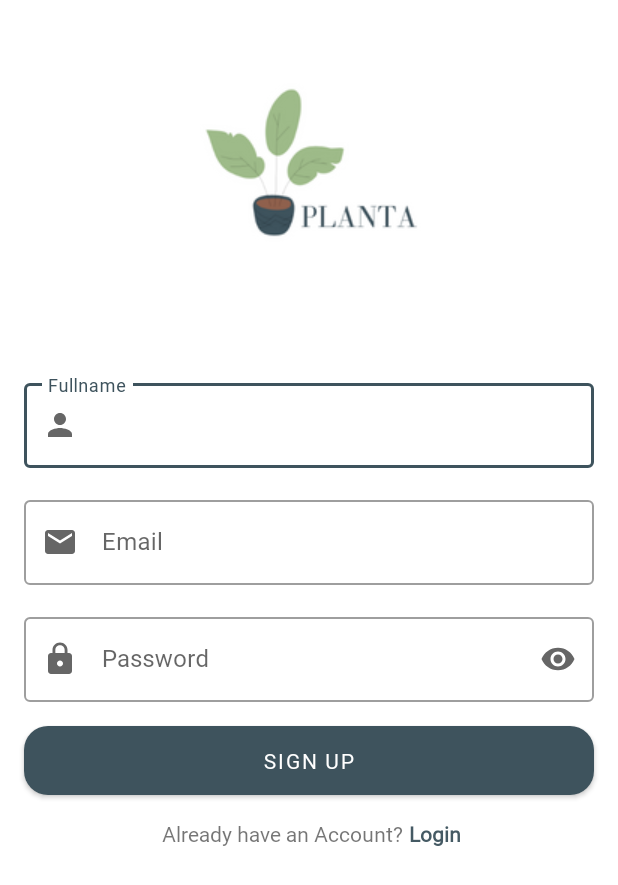
After one commit to fatimad8/Planta, an Android app: the RegisterActivity screen opened directly, with no data from a screen before it, on a phone screen of 412 x 824 dp. The commit adds this screen. Shown: the top 885 px of the screen. Run offline under Robolectric (Android 15) with nearby library versions, the phone set to English and light mode, and no system bars.

Commit message:
Register

```diff
--- a/app/build.gradle
+++ b/app/build.gradle
@@ -44,6 +44,7 @@ dependencies {
     implementation 'com.google.android.material:material:1.4.0'
     implementation 'androidx.constraintlayout:constraintlayout:2.1.2'
     implementation 'com.google.firebase:firebase-auth-ktx:21.0.1'
+    implementation 'com.google.firebase:firebase-firestore-ktx:24.0.0'
     testImplementation 'junit:junit:4.+'
     androidTestImplementation 'androidx.test.ext:junit:1.1.3'
     androidTestImplementation 'androidx.test.espresso:espresso-core:3.4.0'
--- a/app/src/main/AndroidManifest.xml
+++ b/app/src/main/AndroidManifest.xml
@@ -1,7 +1,7 @@
 <?xml version="1.0" encoding="utf-8"?>
 <manifest xmlns:android="http://schemas.android.com/apk/res/android"
     xmlns:tools="http://schemas.android.com/tools"
-    package="com.example.planta" >
+    package="com.example.planta">
 
     <application
         android:allowBackup="true"
@@ -9,7 +9,10 @@
         android:label="@string/app_name"
         android:roundIcon="@mipmap/ic_launcher_round"
         android:supportsRtl="true"
-        android:theme="@style/Theme.Planta" >
+        android:theme="@style/Theme.Planta">
+        <activity
+            android:name=".view.register.RegisterActivity"
+            android:exported="false" />
         <activity
             android:name=".view.login.LoginActivity"
             android:exported="false" />
@@ -25,7 +28,7 @@
         </activity>
         <activity
             android:name=".view.MainActivity"
-            android:exported="true" >
+            android:exported="true">
             <intent-filter>
                 <action android:name="android.intent.action.MAIN" />
 
--- a/app/src/main/java/com/example/planta/repository/UserRepository.kt
+++ b/app/src/main/java/com/example/planta/repository/UserRepository.kt
@@ -1,10 +1,12 @@
 package com.example.planta.repository
 
+import android.content.Intent
 import androidx.lifecycle.LiveData
 import androidx.lifecycle.MutableLiveData
 import com.example.planta.network.UserService
 import com.google.firebase.auth.FirebaseUser
 import com.google.firebase.auth.ktx.auth
+import com.google.firebase.firestore.ktx.firestore
 import com.google.firebase.ktx.Firebase
 
 class UserRepository {
@@ -29,4 +31,38 @@ class UserRepository {
     }
 
 
+    fun register(name:String,email: String, pass: String):Boolean{
+        var auth= Firebase.auth
+        var flag=false
+
+        auth.createUserWithEmailAndPassword(email,pass)
+            .addOnCompleteListener { task->
+
+                if(task.isSuccessful){
+
+                    println("User has been registered successfully with UID "+ auth.currentUser?.uid)
+                    flag=true
+
+                    val u = hashMapOf(
+                        "email" to auth.currentUser?.email,
+                        "firstname" to name.toString()
+
+                    )
+
+                    var db= Firebase.firestore
+
+                    db.collection("users").document(auth.currentUser?.uid.toString())
+                        .set(u)
+                }else{
+                    flag=false
+
+                    println("Error")
+                }
+            }.addOnFailureListener {
+                println(it.message)
+            }
+        return flag
+    }
+
+
 }
--- a/app/src/main/java/com/example/planta/view/login/LoginActivity.kt
+++ b/app/src/main/java/com/example/planta/view/login/LoginActivity.kt
@@ -5,10 +5,12 @@ import androidx.appcompat.app.AppCompatActivity
 import android.os.Bundle
 import android.widget.Button
 import android.widget.EditText
+import android.widget.TextView
 import android.widget.Toast
 import androidx.activity.viewModels
 import com.example.planta.R
 import com.example.planta.view.MainActivity
+import com.example.planta.view.register.RegisterActivity
 
 class LoginActivity : AppCompatActivity() {
     override fun onCreate(savedInstanceState: Bundle?) {
@@ -18,6 +20,7 @@ class LoginActivity : AppCompatActivity() {
         var emailEditText=findViewById<EditText>(R.id.editTextLogEmail)
         var passEditText= findViewById<EditText>(R.id.editTextLogPass)
         val vm:loginViewModel by viewModels()
+        var signUp=findViewById<TextView>(R.id.textViewSignUp)
 
 
         buttonLogin.setOnClickListener {
@@ -32,5 +35,12 @@ class LoginActivity : AppCompatActivity() {
                 })
 
         }
+
+
+        signUp.setOnClickListener {
+            startActivity(Intent(this,RegisterActivity::class.java))
+        }
     }
+
+
 }
--- /dev/null
+++ b/app/src/main/java/com/example/planta/view/register/RegisterActivity.kt
@@ -0,0 +1,45 @@
+package com.example.planta.view.register
+
+import android.content.Intent
+import androidx.appcompat.app.AppCompatActivity
+import android.os.Bundle
+import android.widget.Button
+import android.widget.EditText
+import android.widget.TextView
+import android.widget.Toast
+import androidx.activity.viewModels
+import com.example.planta.R
+import com.example.planta.view.MainActivity
+import com.example.planta.view.login.LoginActivity
+import com.example.planta.view.login.loginViewModel
+
+class RegisterActivity : AppCompatActivity() {
+    override fun onCreate(savedInstanceState: Bundle?) {
+        super.onCreate(savedInstanceState)
+        setContentView(R.layout.activity_register)
+        val regButton=findViewById<Button>(R.id.buttonReg)
+        val fname=findViewById<EditText>(R.id.editTextRegFullname)
+        val email= findViewById<EditText>(R.id.editTextRegEmail)
+        val pass= findViewById<EditText>(R.id.editTextRegPass)
+        val login = findViewById<TextView>(R.id.textViewLogin)
+        val vm: RegisterViewModel by viewModels()
+
+
+        regButton.setOnClickListener {
+            vm.register(fname.text.toString(),email.text.toString(),pass.text.toString())
+                .observe(this,{
+                    if(it){
+                        startActivity(Intent(this, MainActivity::class.java))
+                        Toast.makeText(this,"Register Success", Toast.LENGTH_LONG).show()
+                    }else{
+                        Toast.makeText(this, "Register Failed", Toast.LENGTH_SHORT).show()
+                    }
+                })
+        }
+
+
+        login.setOnClickListener {
+            startActivity(Intent(this,LoginActivity::class.java))
+        }
+    }
+}
--- /dev/null
+++ b/app/src/main/java/com/example/planta/view/register/RegisterViewModel.kt
@@ -0,0 +1,26 @@
+package com.example.planta.view.register
+
+import androidx.lifecycle.LiveData
+import androidx.lifecycle.MutableLiveData
+import androidx.lifecycle.ViewModel
+import com.example.planta.repository.UserRepository
+
+class RegisterViewModel : ViewModel() {
+    fun register(name: String, email: String, pass: String): LiveData<Boolean> {
+        var mLiveData = MutableLiveData<Boolean>()
+        UserRepository().register(name, email, pass)
+        if (email.isNotEmpty() && name.isNotEmpty() && pass.isNotEmpty()){
+            mLiveData.postValue(true)
+        }
+
+
+        else {
+
+            mLiveData.postValue(false)
+        }
+
+        return mLiveData
+    }
+
+
+}
--- /dev/null
+++ b/app/src/main/res/drawable/ic_baseline_person_24.xml
@@ -0,0 +1,10 @@
+<vector xmlns:android="http://schemas.android.com/apk/res/android"
+    android:width="24dp"
+    android:height="24dp"
+    android:viewportWidth="24"
+    android:viewportHeight="24"
+    android:tint="?attr/colorControlNormal">
+  <path
+      android:fillColor="@android:color/white"
+      android:pathData="M12,12c2.21,0 4,-1.79 4,-4s-1.79,-4 -4,-4 -4,1.79 -4,4 1.79,4 4,4zM12,14c-2.67,0 -8,1.34 -8,4v2h16v-2c0,-2.66 -5.33,-4 -8,-4z"/>
+</vector>
--- /dev/null
+++ b/app/src/main/res/layout/activity_register.xml
@@ -0,0 +1,123 @@
+<?xml version="1.0" encoding="utf-8"?>
+<androidx.constraintlayout.widget.ConstraintLayout xmlns:android="http://schemas.android.com/apk/res/android"
+    xmlns:app="http://schemas.android.com/apk/res-auto"
+    xmlns:tools="http://schemas.android.com/tools"
+    android:layout_width="match_parent"
+    android:layout_height="match_parent"
+    tools:context=".view.register.RegisterActivity">
+
+    <com.google.android.material.textfield.TextInputLayout
+        android:id="@+id/outlinedTextField2"
+        style="@style/Widget.MaterialComponents.TextInputLayout.OutlinedBox"
+        android:layout_width="match_parent"
+        android:layout_height="wrap_content"
+        android:layout_marginStart="16dp"
+        android:layout_marginTop="250dp"
+        android:layout_marginEnd="16dp"
+        android:hint="Fullname"
+        app:layout_constraintEnd_toEndOf="parent"
+        app:layout_constraintStart_toStartOf="parent"
+        app:startIconDrawable="@drawable/ic_baseline_person_24"
+
+    app:layout_constraintTop_toTopOf="parent">
+
+        <com.google.android.material.textfield.TextInputEditText
+            android:id="@+id/editTextRegFullname"
+            android:layout_width="match_parent"
+            android:layout_height="wrap_content" />
+
+    </com.google.android.material.textfield.TextInputLayout>
+
+    <com.google.android.material.textfield.TextInputLayout
+        android:id="@+id/outlinedTextField3"
+        style="@style/Widget.MaterialComponents.TextInputLayout.OutlinedBox"
+        android:layout_width="match_parent"
+        android:layout_height="wrap_content"
+        android:layout_marginStart="16dp"
+        android:layout_marginTop="16dp"
+        android:layout_marginEnd="16dp"
+        android:hint="Email"
+        app:layout_constraintEnd_toEndOf="parent"
+        app:layout_constraintStart_toStartOf="parent"
+        app:startIconDrawable="@drawable/ic_baseline_email_24"
+    app:layout_constraintTop_toBottomOf="@+id/outlinedTextField2">
+
+        <com.google.android.material.textfield.TextInputEditText
+            android:id="@+id/editTextRegEmail"
+            android:layout_width="match_parent"
+            android:layout_height="wrap_content" />
+
+    </com.google.android.material.textfield.TextInputLayout>
+
+    <com.google.android.material.textfield.TextInputLayout
+        android:id="@+id/outlinedTextField4"
+        style="@style/Widget.MaterialComponents.TextInputLayout.OutlinedBox"
+        android:layout_width="match_parent"
+        android:layout_height="wrap_content"
+        android:layout_marginStart="16dp"
+        android:layout_marginTop="16dp"
+        android:layout_marginEnd="16dp"
+        android:hint="Password"
+        app:endIconMode="password_toggle"
+        app:layout_constraintEnd_toEndOf="parent"
+        app:layout_constraintStart_toStartOf="parent"
+        app:startIconDrawable="@drawable/ic_baseline_lock_24"
+        app:layout_constraintTop_toBottomOf="@+id/outlinedTextField3">
+
+        <com.google.android.material.textfield.TextInputEditText
+            android:id="@+id/editTextRegPass"
+            android:layout_width="match_parent"
+            android:inputType="textPassword"
+            android:layout_height="wrap_content" />
+
+    </com.google.android.material.textfield.TextInputLayout>
+
+    <Button
+        android:id="@+id/buttonReg"
+        android:layout_width="0dp"
+        android:layout_height="46dp"
+        android:layout_marginStart="16dp"
+        android:layout_marginTop="16dp"
+        android:layout_marginEnd="16dp"
+        android:background="@drawable/button_shape"
+        android:text="Sign Up"
+        app:layout_constraintEnd_toEndOf="parent"
+        app:layout_constraintStart_toStartOf="parent"
+        app:layout_constraintTop_toBottomOf="@+id/outlinedTextField4" />
+
+    <ImageView
+        android:id="@+id/imageView"
+        android:layout_width="wrap_content"
+        android:layout_height="wrap_content"
+        android:layout_marginStart="73dp"
+        android:layout_marginTop="33dp"
+        android:layout_marginEnd="74dp"
+        app:layout_constraintEnd_toEndOf="parent"
+        app:layout_constraintStart_toStartOf="parent"
+        app:layout_constraintTop_toTopOf="parent"
+        app:srcCompat="@drawable/untitled_design_2" />
+
+    <TextView
+        android:id="@+id/textView2"
+        android:layout_width="wrap_content"
+        android:layout_height="wrap_content"
+        android:layout_marginStart="108dp"
+        android:layout_marginTop="16dp"
+        android:text="Already have an Account?"
+        app:layout_constraintStart_toStartOf="parent"
+        app:layout_constraintTop_toBottomOf="@+id/buttonReg" />
+
+    <TextView
+        android:id="@+id/textViewLogin"
+        android:layout_width="wrap_content"
+        android:layout_height="wrap_content"
+        android:layout_marginStart="4dp"
+        android:layout_marginTop="16dp"
+        android:text="Login"
+        android:textColor="#455A64"
+        android:textStyle="bold"
+        app:layout_constraintStart_toEndOf="@+id/textView2"
+        app:layout_constraintTop_toBottomOf="@+id/buttonReg" />
+
+
+</androidx.constraintlayout.widget.ConstraintLayout>
```
Also changed, not shown: app/src/main/res/drawable/untitled_design_2.png (added), 1 other file.
